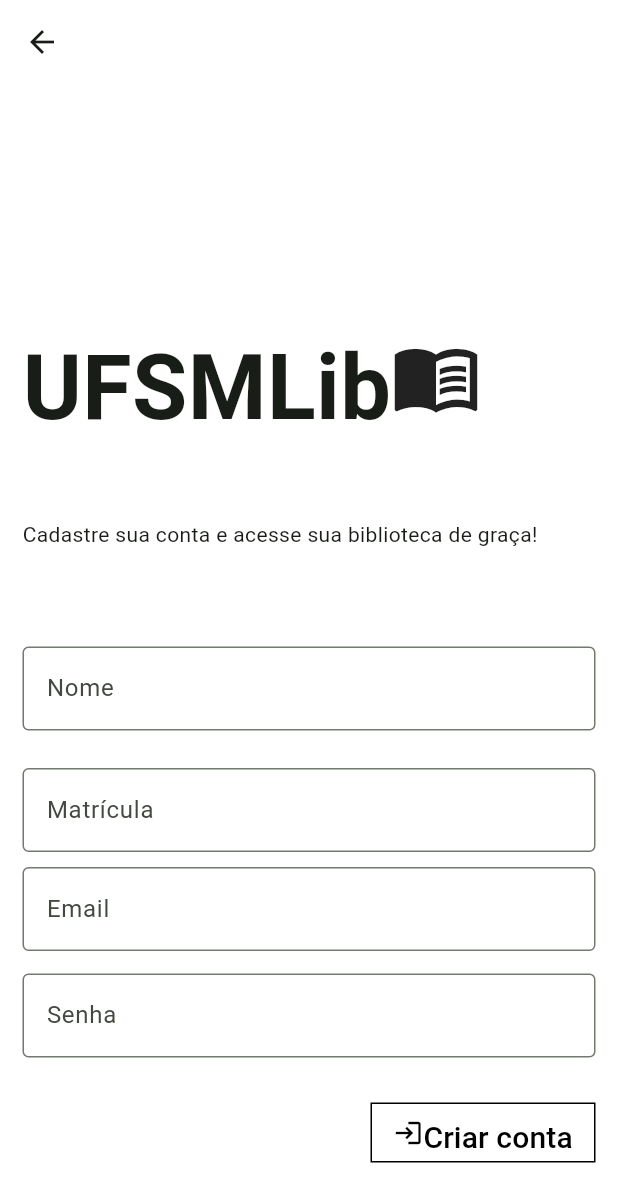
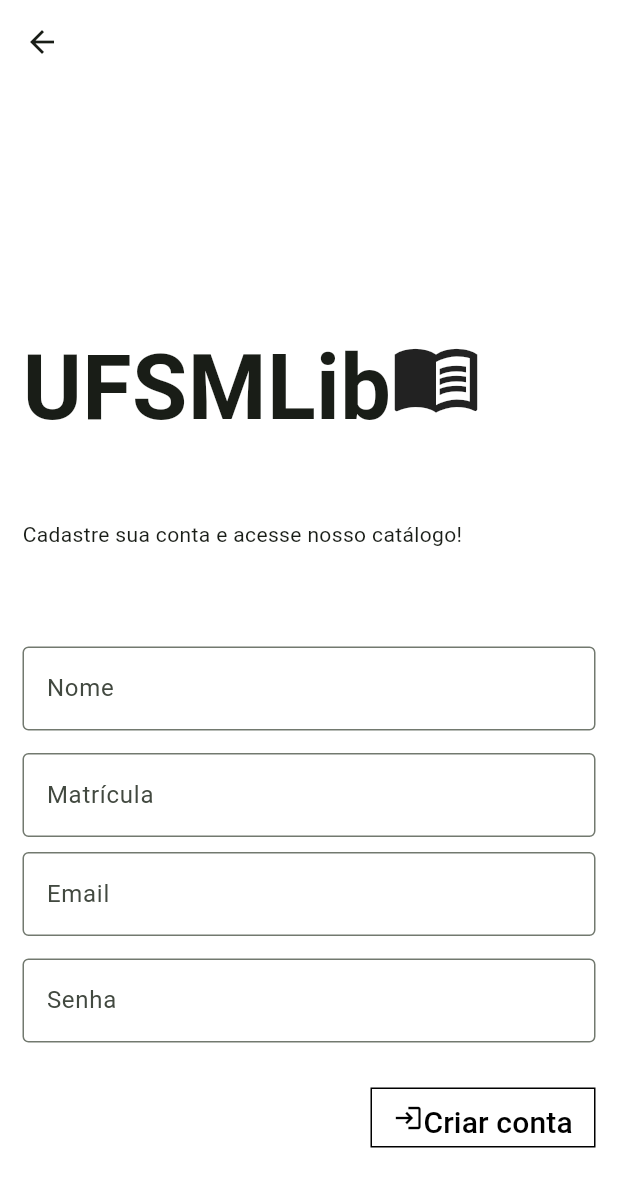
Before and after one commit to yrwnds/bibliotecadigital-front-mobile, a Flutter app: the screen it shows after launch, after a tap on "Crie uma conta", on a phone screen of 412 x 824 dp. Shown: the top 1202 px of the screen. Run offline on Flutter 3.47's test engine with Material 3 defaults, Android fonts, the phone set to English and light mode, and no system bars; our stand-ins replace sqflite; accounts and stored records are empty.

Commit message:
pequenas mudanças em tela login/cadastro

```diff
--- a/lib/screens/cadastro_screen.dart
+++ b/lib/screens/cadastro_screen.dart
@@ -24,7 +24,7 @@ class _CadastroScreenState extends State<CadastroScreen> {
   @override
   Widget build(BuildContext context) {
     return Scaffold(
-      backgroundColor: Colors.white70,
+      backgroundColor: Colors.white,
       appBar: AppBar(backgroundColor: Colors.white70),
       body: SingleChildScrollView(
         child: Column(
@@ -62,7 +62,7 @@ class _CadastroScreenState extends State<CadastroScreen> {
                mainAxisAlignment: MainAxisAlignment.start,
                children: [
                  Text(
-                   "Cadastre sua conta e acesse sua biblioteca de graça!"
+                   "Cadastre sua conta e acesse nosso catálogo!"
                  )
                ]
              )
@@ -72,14 +72,14 @@ class _CadastroScreenState extends State<CadastroScreen> {
                 left: 15.0,
                 right: 15.0,
                 top: 15,
-                bottom: 10,
+                bottom: 0,
               ),
               child: TextFormField(
                 controller: nomeController,
                 decoration: const InputDecoration(
                   border: OutlineInputBorder(),
                   labelText: "Nome",
-                  hintText: "Fulano de tal"
+                  hintText: "Exemplo: Ana Silva"
                 ),
               ),
             ),
@@ -95,7 +95,7 @@ class _CadastroScreenState extends State<CadastroScreen> {
                 decoration: const InputDecoration(
                   border: OutlineInputBorder(),
                   labelText: "Matrícula",
-                  hintText: "12345678"
+                  hintText: "Exemplo: 12345678"
                 ),
               ),
             ),
@@ -106,7 +106,7 @@ class _CadastroScreenState extends State<CadastroScreen> {
                 decoration: const InputDecoration(
                   border: OutlineInputBorder(),
                   labelText: "Email",
-                  hintText: "123@gmail.com",
+                  hintText: "Exemplo: 123@gmail.com",
                 ),
               ),
             ),
@@ -145,7 +145,7 @@ class _CadastroScreenState extends State<CadastroScreen> {
                           bool valido =
                               _formKey.currentState!.validate();
                           if(valido){
-                            final user = AuthService().register();
+                           // final user = AuthService().register();
                           }
                         },
                         child: Row(
--- a/lib/screens/login_screen.dart
+++ b/lib/screens/login_screen.dart
@@ -10,7 +10,7 @@ class LoginScreen extends StatelessWidget {
   @override
   Widget build(BuildContext context) {
     return Scaffold(
-      backgroundColor: Colors.white70,
+      backgroundColor: Colors.white,
       appBar: AppBar(backgroundColor: Colors.white70),
       body: SingleChildScrollView(
         child: Column(
@@ -60,7 +60,7 @@ class LoginScreen extends StatelessWidget {
                       ),
                     ),
                     Text(
-                      "e acesse nosso catálogo gratuitamente.",
+                      "e acesse nosso catálogo!",
                       style: TextStyle(fontSize: 15),
                     ),
                   ],
@@ -116,7 +116,7 @@ class LoginScreen extends StatelessWidget {
                         Icon(Icons.login, size: 20, color: Colors.black),
                         const Text(
                           "Login",
-                          style: TextStyle(color: Colors.black, fontSize: 20),
+                          style: TextStyle(color: Colors.black, fontSize: 18),
                         )
                       ],
                     ),
```
